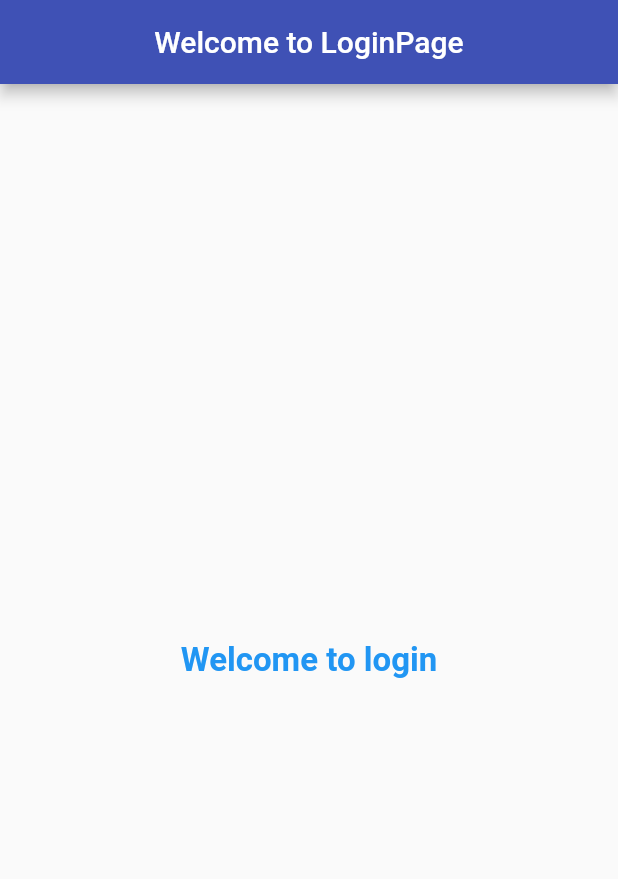
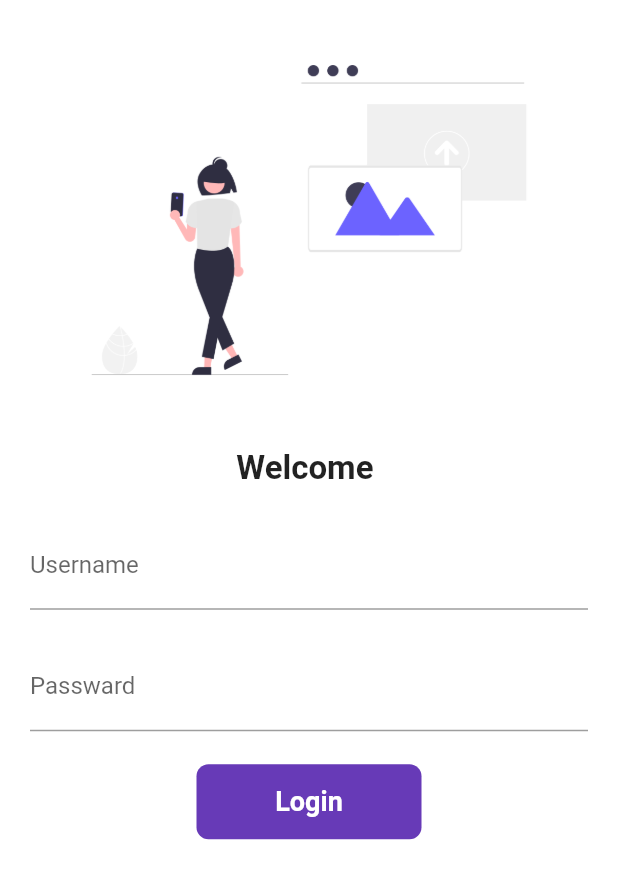
Before and after one commit to DineshBhuwad/flutter_leaning, a Flutter app: the screen it shows after launch, on a phone screen of 412 x 824 dp. Shown: the top 879 px of the screen. Run offline on Flutter 3.47's test engine with Material 2 defaults, Android fonts, the phone set to English and light mode, and no system bars.

Commit message:
day5 finished

```diff
--- a/lib/main.dart
+++ b/lib/main.dart
@@ -1,3 +1,4 @@
+import 'package:app1/utils/routes.dart';
 import 'package:flutter/material.dart';
 
 import 'pages/home_page.dart';
@@ -20,8 +21,10 @@ class MyApp extends StatelessWidget {
       theme: ThemeData(primarySwatch: Colors.indigo),
 
       routes: {
-        "/": ((context) => LoginPage())
-      },
+        "/": ((context) => LoginPage()),
+        Myroutes.homeROute:(context)=> HomePage(),
+        Myroutes.loginRoute:(context) => LoginPage()
+      }
     );
   }
 }
--- a/lib/pages/loginpage.dart
+++ b/lib/pages/loginpage.dart
@@ -1,21 +1,132 @@
+import 'package:app1/utils/routes.dart';
 import 'package:flutter/material.dart';
 
-class LoginPage extends StatelessWidget {
-  const LoginPage({Key? key}) : super(key: key);
+class LoginPage extends StatefulWidget {
+  LoginPage({Key? key}) : super(key: key);
+
+  @override
+  State<LoginPage> createState() => _LoginPageState();
+}
+
+class _LoginPageState extends State<LoginPage> {
+
+  String name = "";
+  bool changeButton=false;
+
+  final _formKey = GlobalKey<FormState>();
+
+  moveToHome(BuildContext context) async {
+    setState(() {
+      changeButton = true;
+    });
+    await Future.delayed(Duration(seconds: 1));
+    await Navigator.pushNamed(context, Myroutes.homeROute);
+    setState(() {
+      changeButton = false;
+    });
+  }
 
   @override
   Widget build(BuildContext context) {
-    return Scaffold(
-      appBar: AppBar(
-        title:const Text("Welcome to LoginPage"),
-        centerTitle: true,
+    return Material(
+      color: Colors.white,
+      child: Padding(
+        padding: const EdgeInsets.symmetric(vertical:16.0,horizontal:20.0),
+        child: SingleChildScrollView(
+          child: Form(
+            key:_formKey,
+            child: Column(
+              children: [
+                Image.asset("assets/iamges/undraw_Upload_image_re_svxx.png",
+                fit: BoxFit.contain,
                 ),
-      body: const Center(
-          child:Text("Welcome to login",
+                const SizedBox(
+                  height: 22,
+                ),
+                Text("Welcome $name",
                 style: TextStyle(
                   fontSize: 22,
+                  fontWeight:FontWeight.bold,
+                ),),
+                const SizedBox(
+                  height: 22,
+                ),
+                TextFormField(
+                  decoration: InputDecoration(
+                    hintText: "Enter username",
+                    labelText: "Username",
+                  ),
+                  validator: (value){
+                    if(value==null){
+                      return "username cannot be empty";
+                    }
+                     return null;
+                  },
+                  onChanged: (value){
+                    name=value;
+                    setState(() {});
+                  }
+                ),
+
+                const SizedBox(
+                  height: 22,
+                ),
+                TextFormField(
+                  obscureText: true,
+                  decoration: InputDecoration(
+                    hintText: "Enter Password",
+                    labelText: "Passward",
+                  ),
+                  validator: (value){
+                    if(value==null){
+                      return "password cannot be empty";
+                    }
+                    return null;
+                  },
+                ),
+
+                const SizedBox(
+                  height: 22,
+                ),
+
+                InkWell(
+                        onTap: () => moveToHome(context),
+                        child: AnimatedContainer(
+                          duration: Duration(seconds: 1),
+                          width: changeButton ? 50 : 150,
+                          height: 50,
+                          alignment: Alignment.center,
+                          child: changeButton
+                              ? Icon(
+                                  Icons.done,
+                                  color: Colors.white,
+                                )
+                              : Text(
+                                  "Login",
+                                  style: TextStyle(
+                                      color: Colors.white,
                                       fontWeight: FontWeight.bold,
-            color: Colors.blue,
+                                      fontSize: 18),
+                                ),
+                          decoration: BoxDecoration(
+                            color: Colors.deepPurple,
+                            borderRadius:
+                                BorderRadius.circular(changeButton ? 50 : 8),
+                          ),
+                        ),
+                ),
+
+                // ElevatedButton(
+                //   onPressed:(){
+                //     Navigator.pushNamed(context, Myroutes.homeROute);
+                //   },
+                //   style: TextButton.styleFrom(),
+                //   child: Text("Login")
+                // )
+
+
+              ],
+            ),
           ),
         ),
       ),
--- /dev/null
+++ b/lib/utils/routes.dart
@@ -0,0 +1,4 @@
+class Myroutes{
+  static String loginRoute = "/login";
+  static String homeROute = "/home";
+}
--- a/pubspec.yaml
+++ b/pubspec.yaml
@@ -34,6 +34,7 @@ dependencies:
   # The following adds the Cupertino Icons font to your application.
   # Use with the CupertinoIcons class for iOS style icons.
   cupertino_icons: ^1.0.2
+  google_fonts: ^3.0.1
 
 dev_dependencies:
   flutter_test:
@@ -58,8 +59,8 @@ flutter:
   uses-material-design: true
 
   # To add assets to your application, add an assets section, like this:
-  # assets:
-  #   - images/a_dot_burr.jpeg
+  assets:
+    - assets/iamges/undraw_Upload_image_re_svxx.png
   #   - images/a_dot_ham.jpeg
 
   # An image asset can refer to one or more resolution-specific "variants", see
```
Also changed, not shown: assets/iamges/undraw_Upload_image_re_svxx.png (added), pubspec.lock. Lines whose indentation alone changed are shown as unchanged.
